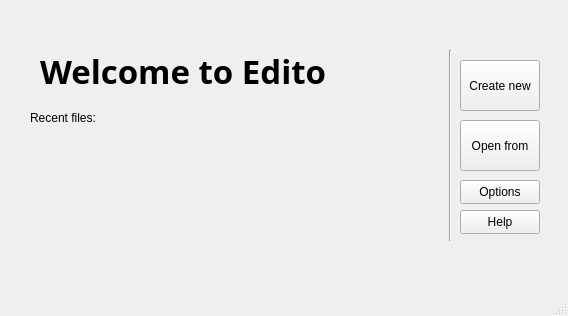
Qt form edito.ui (Yovsky/Edito) before a commit.
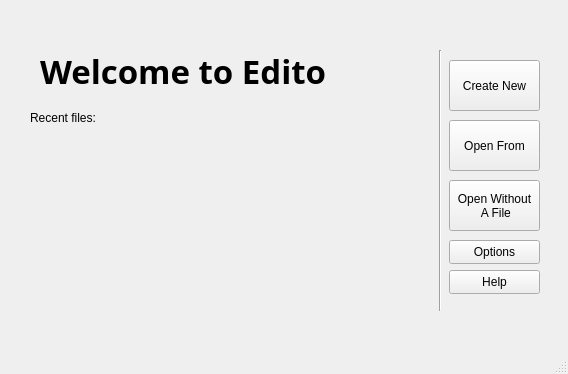
The same form after that commit. Icons and pictures are not drawn.

Commit message: Added the "Open without a file" option.

```diff
--- a/edito.ui
+++ b/edito.ui
@@ -7,7 +7,7 @@
     <x>0</x>
     <y>0</y>
     <width>568</width>
-    <height>316</height>
+    <height>374</height>
    </rect>
   </property>
   <property name="windowTitle">
@@ -21,9 +21,9 @@
    <widget class="QPushButton" name="createNew">
     <property name="geometry">
      <rect>
-      <x>460</x>
+      <x>449</x>
       <y>60</y>
-      <width>80</width>
+      <width>91</width>
       <height>51</height>
      </rect>
     </property>
@@ -34,28 +34,28 @@
      </font>
     </property>
     <property name="text">
-     <string>Create new</string>
+     <string>Create New</string>
     </property>
    </widget>
    <widget class="QPushButton" name="Open">
     <property name="geometry">
      <rect>
-      <x>460</x>
+      <x>449</x>
       <y>120</y>
-      <width>80</width>
+      <width>91</width>
       <height>51</height>
      </rect>
     </property>
     <property name="text">
-     <string>Open from</string>
+     <string>Open From</string>
     </property>
    </widget>
    <widget class="QPushButton" name="Options">
     <property name="geometry">
      <rect>
-      <x>460</x>
-      <y>180</y>
-      <width>80</width>
+      <x>449</x>
+      <y>240</y>
+      <width>91</width>
       <height>24</height>
      </rect>
     </property>
@@ -66,9 +66,9 @@
    <widget class="QPushButton" name="pushButton_4">
     <property name="geometry">
      <rect>
-      <x>460</x>
-      <y>210</y>
-      <width>80</width>
+      <x>449</x>
+      <y>270</y>
+      <width>91</width>
       <height>24</height>
      </rect>
     </property>
@@ -79,10 +79,10 @@
    <widget class="Line" name="line">
     <property name="geometry">
      <rect>
-      <x>440</x>
+      <x>430</x>
       <y>50</y>
       <width>20</width>
-      <height>191</height>
+      <height>261</height>
      </rect>
     </property>
     <property name="orientation">
@@ -131,6 +131,20 @@
      <string>Recent files:</string>
     </property>
    </widget>
+   <widget class="QPushButton" name="EmptyFile">
+    <property name="geometry">
+     <rect>
+      <x>449</x>
+      <y>180</y>
+      <width>91</width>
+      <height>51</height>
+     </rect>
+    </property>
+    <property name="text">
+     <string>Open Without
+ A File</string>
+    </property>
+   </widget>
   </widget>
   <widget class="QStatusBar" name="statusbar"/>
  </widget>
```
The commit also changes 3 other files.
